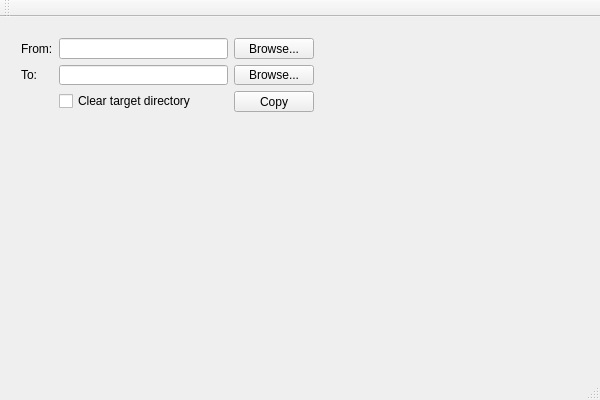
Before: the Qt Designer form qt/mainwindow.ui in anygizer/UNIX-programming, drawn with Qt 5.
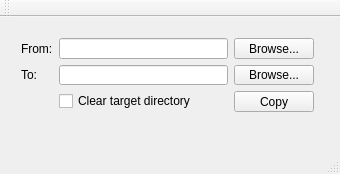
After: the same form once the commit is applied.

The edit to the form file:
```diff
--- a/qt/mainwindow.ui
+++ b/qt/mainwindow.ui
@@ -6,8 +6,8 @@
    <rect>
     <x>0</x>
     <y>0</y>
-    <width>600</width>
-    <height>400</height>
+    <width>340</width>
+    <height>174</height>
    </rect>
   </property>
   <property name="windowTitle">
```
Left out of the diff: 2 changed lines with no effect on the pictures.
